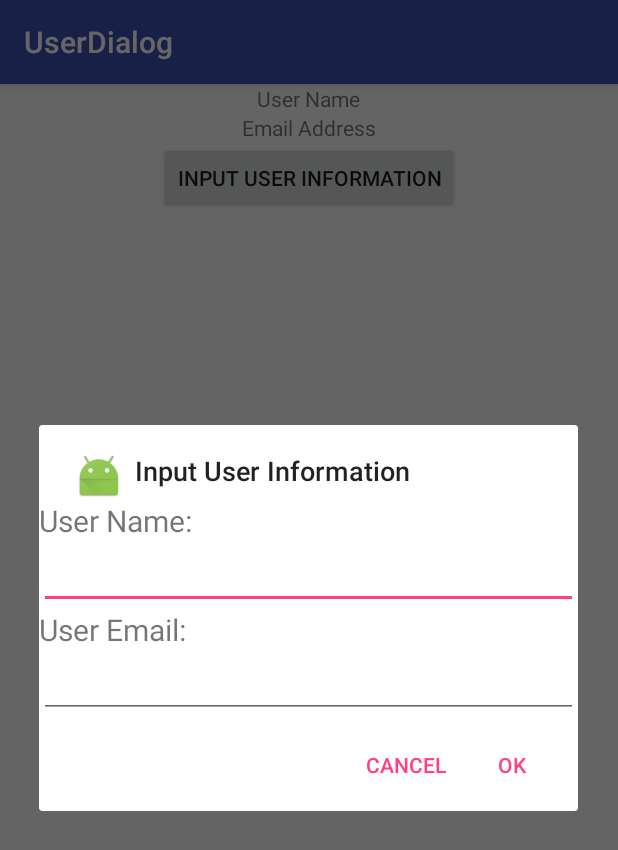
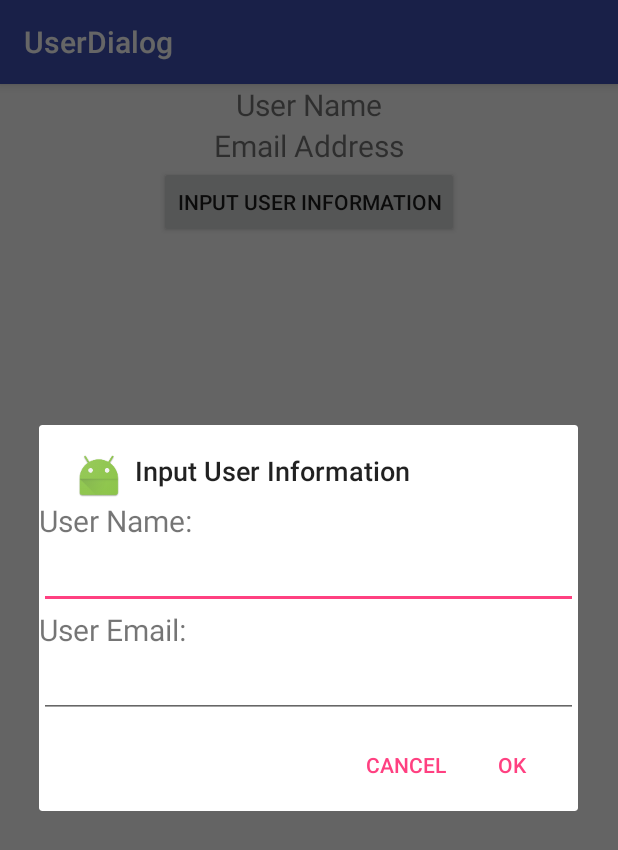
Before and after one commit to kjminn/UserDialog, an Android app: the screen it shows after launch (MainActivity), after a tap on "INPUT USER INFORMATION", on a phone screen of 412 x 824 dp. Shown: the top 850 px of the screen. Run offline under Robolectric (Android 15) with nearby library versions, the phone set to English and light mode, and no system bars.

Commit message:
#3 Event Programming 2

```diff
--- a/app/src/main/java/kjminn/kr/hs/emirim/userdialog/MainActivity.java
+++ b/app/src/main/java/kjminn/kr/hs/emirim/userdialog/MainActivity.java
@@ -1,31 +1,56 @@
 package kjminn.kr.hs.emirim.userdialog;
 
+import android.content.DialogInterface;
 import android.support.v7.app.AlertDialog;
 import android.support.v7.app.AppCompatActivity;
 import android.os.Bundle;
 import android.view.View;
 import android.widget.Button;
+import android.widget.EditText;
+import android.widget.TextView;
+import android.widget.Toast;
 
 public class MainActivity extends AppCompatActivity implements View.OnClickListener{
-
+    TextView textName, textEmail;
+    EditText editName, editEmail;
+    View dlgV;
     @Override
     protected void onCreate(Bundle savedInstanceState) {
         super.onCreate(savedInstanceState);
         setContentView(R.layout.activity_main);
         Button but=(Button) findViewById(R.id.but);
         but.setOnClickListener(this);
-
+        textName=(TextView)findViewById(R.id.text_name);
+        textEmail=(TextView)findViewById(R.id.text_email);
     }
 
     @Override
     public void onClick(View view) {
-        View dlgV=View.inflate(this, R.layout.dialog, null);
+        dlgV=View.inflate(this, R.layout.dialog, null);
         AlertDialog.Builder dialog=new AlertDialog.Builder(this);
         dialog.setTitle("Input User Information");
         dialog.setIcon(R.mipmap.ic_launcher);
         dialog.setView(dlgV);
-        dialog.setPositiveButton("OK",null);
-        dialog.setNegativeButton("CANCEL",null);
+        dialog.setPositiveButton("OK", new DialogInterface.OnClickListener() {
+            @Override
+            public void onClick(DialogInterface dialogInterface, int i) {
+                editName=(EditText)dlgV.findViewById(R.id.edit_name);
+                editEmail=(EditText)dlgV.findViewById(R.id.edit_email);
+                textName.setText(editName.getText());
+                textEmail.setText(editEmail.getText());
+            }
+        });
+        dialog.setNegativeButton("CANCEL", new DialogInterface.OnClickListener() {
+            @Override
+            public void onClick(DialogInterface dialogInterface, int i) {
+                Toast toast=new Toast(MainActivity.this);
+                View toastV=View.inflate(MainActivity.this, R.layout.toast, null);
+                TextView textToast=(TextView)toastV.findViewById(R.id.text_toast);
+                textToast.setText("취소되었군요.");
+                toast.setView(toastV);
+                toast.show();
+            }
+        });
         dialog.show();
     }
 }
--- a/app/src/main/res/layout/activity_main.xml
+++ b/app/src/main/res/layout/activity_main.xml
@@ -12,11 +12,13 @@
         android:id="@+id/text_name"
         android:layout_width="wrap_content"
         android:layout_height="wrap_content"
+        android:textSize="20sp"
         android:text="User Name" />
     <TextView
         android:id="@+id/text_email"
         android:layout_width="wrap_content"
         android:layout_height="wrap_content"
+        android:textSize="20sp"
         android:text="Email Address" />
     <Button
         android:id="@+id/but"
--- a/app/src/main/res/layout/toast.xml
+++ b/app/src/main/res/layout/toast.xml
@@ -12,6 +12,7 @@
         android:src="@mipmap/ic_launcher"
         />
     <TextView
+        android:id="@+id/text_toast"
         android:layout_width="wrap_content"
         android:layout_height="wrap_content"
         android:text="Input is canceled."
```
